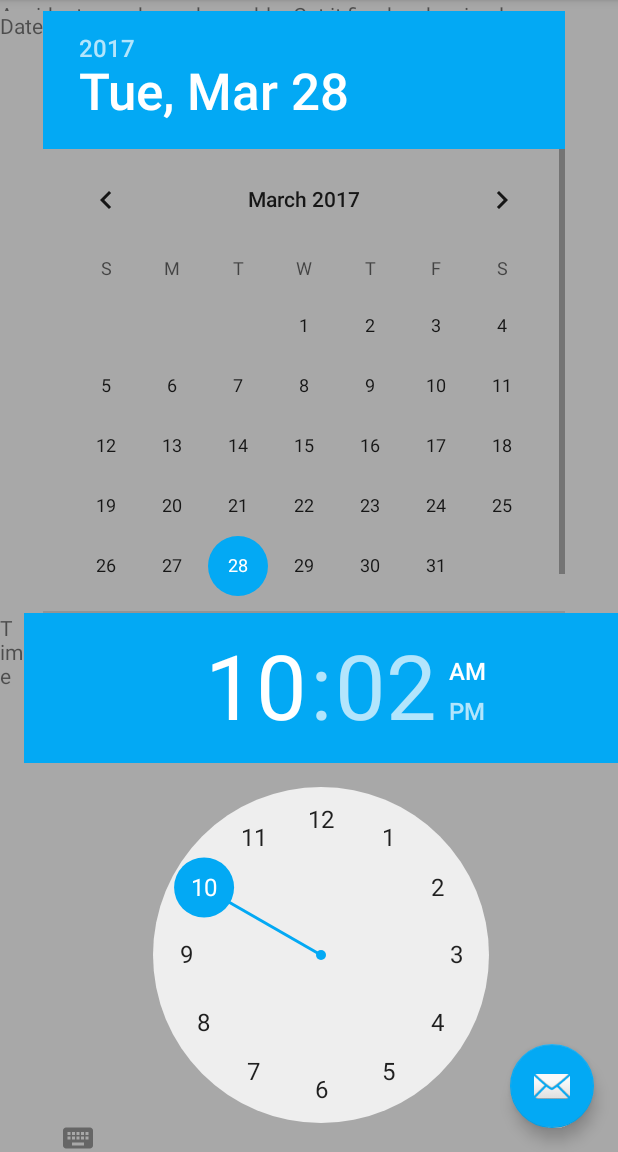
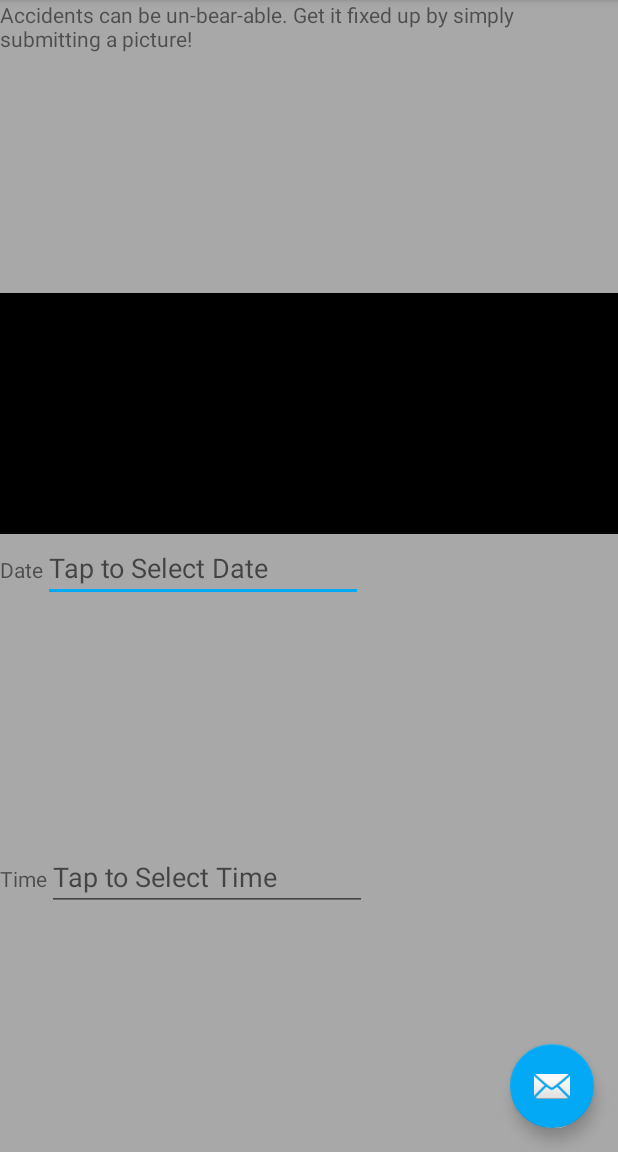
Before and after one commit to SorrGrif/FleetInsurance, an Android app: the screen it shows after launch (MainActivity), on a phone screen of 412 x 824 dp, the part 84-1236 px from its top. Run offline under Robolectric (Android 15) with nearby library versions, the light colour scheme and no system bars.

Commit message:
created basic layout for the create a claim fragment

```diff
--- a/FleetInsurance/app/src/main/res/layout/fragment_claim_creation.xml
+++ b/FleetInsurance/app/src/main/res/layout/fragment_claim_creation.xml
@@ -1,4 +1,5 @@
 <LinearLayout xmlns:android="http://schemas.android.com/apk/res/android"
+    xmlns:app="http://schemas.android.com/apk/res-auto"
     xmlns:tools="http://schemas.android.com/tools"
     android:layout_width="match_parent"
     android:layout_height="match_parent"
@@ -14,6 +15,13 @@
         android:id="@+id/CreateClaimHeader"
         android:layout_weight="1" />
 
+    <ImageView
+        android:layout_width="match_parent"
+        android:layout_height="wrap_content"
+        app:srcCompat="@android:color/black"
+        android:id="@+id/imageView2"
+        android:layout_weight="1" />
+
     <LinearLayout
         android:orientation="horizontal"
         android:layout_width="wrap_content"
@@ -27,11 +35,14 @@
             android:id="@+id/DateLabel"
             android:layout_weight="1" />
 
-        <DatePicker
+        <EditText
             android:layout_width="wrap_content"
             android:layout_height="wrap_content"
-            android:id="@+id/datePicker"
-            android:layout_weight="1" />
+            android:inputType="textPersonName"
+            android:ems="10"
+            android:id="@+id/DateValue"
+            android:layout_weight="1"
+            android:hint="@string/SelectDateHint" />
 
     </LinearLayout>
 
@@ -48,11 +59,14 @@
             android:id="@+id/TimeLabel"
             android:layout_weight="1" />
 
-        <TimePicker
+        <EditText
             android:layout_width="wrap_content"
             android:layout_height="wrap_content"
-            android:id="@+id/timePicker"
-            android:layout_weight="1" />
+            android:inputType="textPersonName"
+            android:ems="10"
+            android:id="@+id/TimeValue"
+            android:layout_weight="1"
+            android:hint="@string/SelectTimeHint" />
 
     </LinearLayout>
 
--- a/FleetInsurance/app/src/main/res/values/strings.xml
+++ b/FleetInsurance/app/src/main/res/values/strings.xml
@@ -14,4 +14,6 @@
     <string name="claimHeader">Accidents can be un-bear-able. Get it fixed up by simply submitting a picture!</string>
     <string name="Date">Date</string>
     <string name="Time">Time</string>
+    <string name="SelectDateHint">Tap to Select Date</string>
+    <string name="SelectTimeHint">Tap to Select Time</string>
 </resources>
```
